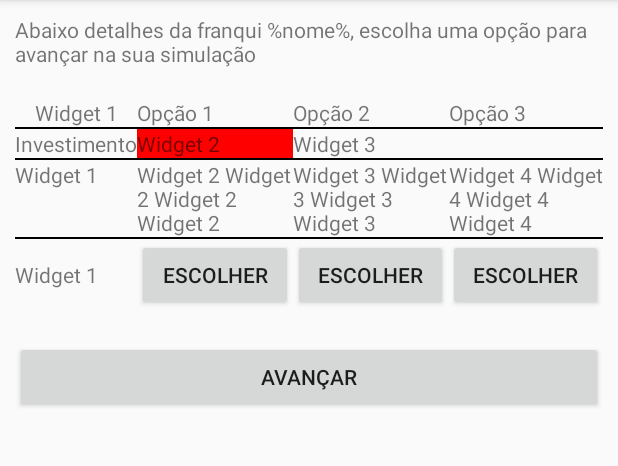
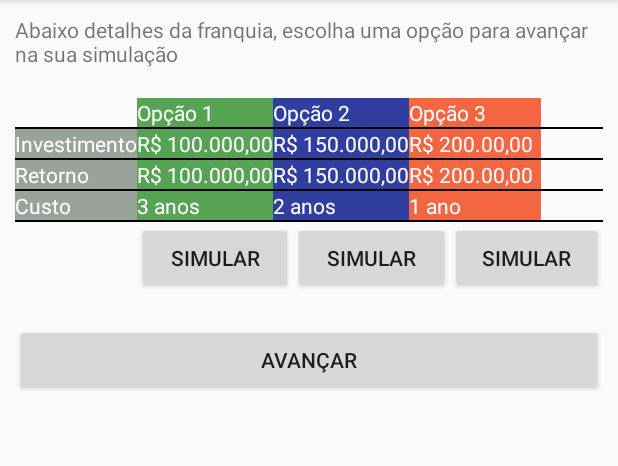
Before and after one commit to tiagods/PlkSimuladorFranquia, an Android app: the FranquiaDetalhesActivity screen opened directly, with no data from a screen before it, on a phone screen of 412 x 824 dp, the part 84-550 px from its top. Run offline under Robolectric (Android 15) with nearby library versions, the phone set to English and light mode, and no system bars; libraries missing offline, so code that uses them is left out: com.beardedhen.androidbootstrap; plain views replace BootstrapButton.

```diff
--- a/app/src/main/AndroidManifest.xml
+++ b/app/src/main/AndroidManifest.xml
@@ -1,6 +1,9 @@
 <?xml version="1.0" encoding="utf-8"?>
 <manifest xmlns:android="http://schemas.android.com/apk/res/android"
     package="com.prolink.tiago.plksimuladorfranquia">
+
+    <uses-permission android:name="android.permission.WRITE_EXTERNAL_STORAGE"/>
+    <uses-permission android:name="android.permission.READ_EXTERNAL_STORAGE"/>
 
     <application
         android:allowBackup="true"
--- a/app/src/main/res/layout/activity_cadastro.xml
+++ b/app/src/main/res/layout/activity_cadastro.xml
@@ -25,7 +25,7 @@
                 android:layout_width="10dp"
                 android:layout_height="wrap_content"
                 android:layout_weight="1"
-                android:text="Complete o cadastro abaixo " />
+                android:text="@string/descricao_cadastro" />
         </LinearLayout>
 
         <LinearLayout
@@ -115,7 +115,7 @@
                 android:layout_width="match_parent"
                 android:layout_height="match_parent"
                 android:layout_weight="1"
-                android:text="Avançar"
+                android:text="@string/button_avancar"
                 app:bootstrapBrand="success"
                 app:bootstrapSize="md"
                 app:buttonMode="regular"
--- a/app/src/main/res/layout/activity_franquia.xml
+++ b/app/src/main/res/layout/activity_franquia.xml
@@ -25,7 +25,7 @@
                 android:layout_width="match_parent"
                 android:layout_height="match_parent"
                 android:layout_weight="1"
-                android:text="Para avançar escolha uma franquia abaixo " />
+                android:text="@string/descricao_franquia" />
         </LinearLayout>
 
         <LinearLayout
@@ -53,8 +53,8 @@
                 android:layout_width="match_parent"
                 android:layout_height="match_parent"
                 android:layout_weight="1"
-                android:text="Não quero escolher uma franquia agora"
-                app:bootstrapBrand="warning"
+                android:text="@string/button_ignorar_franquia"
+                app:bootstrapBrand="danger"
                 app:bootstrapSize="md"
                 app:buttonMode="regular"
                 app:layout_constraintBottom_toBottomOf="parent"
--- a/app/src/main/res/layout/activity_franquiadetalhes.xml
+++ b/app/src/main/res/layout/activity_franquiadetalhes.xml
@@ -10,7 +10,9 @@
     <LinearLayout
         android:layout_width="match_parent"
         android:layout_height="match_parent"
-        android:orientation="vertical">
+        android:orientation="vertical"
+        tools:layout_editor_absoluteX="16dp"
+        tools:layout_editor_absoluteY="0dp">
 
         <LinearLayout
             android:layout_width="match_parent"
@@ -23,7 +25,7 @@
                 android:layout_width="match_parent"
                 android:layout_height="wrap_content"
                 android:layout_weight="1"
-                android:text="Abaixo detalhes da franqui %nome%, escolha uma opção para avançar na sua simulação" />
+                android:text="@string/descricao_detalhes" />
         </LinearLayout>
 
         <LinearLayout
@@ -46,23 +48,28 @@
                     <TextView
                         android:layout_width="wrap_content"
                         android:layout_height="wrap_content"
-                        android:gravity="center"
-                        android:text="Widget 1" />
+                        android:gravity="center" />
+
+                    <TextView
+                        android:layout_width="match_parent"
+                        android:layout_height="wrap_content"
+                        android:background="@color/colorTableGreen"
+                        android:text="Opção 1"
+                        android:textColor="#FFFFFF" />
 
                     <TextView
                         android:layout_width="wrap_content"
                         android:layout_height="wrap_content"
-                        android:text="Opção 1" />
+                        android:background="@color/colorTableBlue"
+                        android:text="Opção 2"
+                        android:textColor="#FFFFFF" />
 
                     <TextView
                         android:layout_width="wrap_content"
                         android:layout_height="wrap_content"
-                        android:text="Opção 2" />
-
-                    <TextView
-                        android:layout_width="wrap_content"
-                        android:layout_height="wrap_content"
-                        android:text="Opção 3" />
+                        android:background="@color/colorTableRed"
+                        android:text="Opção 3"
+                        android:textColor="#FFFFFF" />
                 </TableRow>
 
                 <View
@@ -78,19 +85,71 @@
                     <TextView
                         android:layout_width="wrap_content"
                         android:layout_height="wrap_content"
-                        android:text="Investimento" />
+                        android:background="@color/colorTableGrey"
+                        android:text="Investimento"
+                        android:textColor="#FFFFFF" />
 
                     <TextView
                         android:layout_width="wrap_content"
                         android:layout_height="wrap_content"
                         android:layout_span="1"
-                        android:background="#ff0000"
-                        android:text="Widget 2" />
+                        android:background="@color/colorTableGreen"
+                        android:text="R$ 100.000,00"
+                        android:textColor="#FFFFFF" />
 
                     <TextView
                         android:layout_width="wrap_content"
                         android:layout_height="wrap_content"
-                        android:text="Widget 3" />
+                        android:background="@color/colorTableBlue"
+                        android:text="R$ 150.000,00"
+                        android:textColor="#FFFFFF" />
+
+                    <TextView
+                        android:id="@+id/textView2"
+                        android:layout_width="wrap_content"
+                        android:layout_height="wrap_content"
+                        android:background="@color/colorTableRed"
+                        android:text="R$ 200.00,00"
+                        android:textColor="#FFFFFF" />
+                </TableRow>
+
+                <View
+                    android:layout_width="match_parent"
+                    android:layout_height="1dp"
+                    android:background="#000000" />
+
+                <TableRow
+                    android:layout_width="match_parent"
+                    android:layout_height="wrap_content">
+
+                    <TextView
+                        android:layout_width="wrap_content"
+                        android:layout_height="wrap_content"
+                        android:background="@color/colorTableGrey"
+                        android:text="Retorno"
+                        android:textColor="#FFFFFF" />
+
+                    <TextView
+                        android:layout_width="wrap_content"
+                        android:layout_height="wrap_content"
+                        android:layout_span="1"
+                        android:background="@color/colorTableGreen"
+                        android:text="R$ 100.000,00"
+                        android:textColor="#FFFFFF" />
+
+                    <TextView
+                        android:layout_width="wrap_content"
+                        android:layout_height="match_parent"
+                        android:background="@color/colorTableBlue"
+                        android:text="R$ 150.000,00"
+                        android:textColor="#FFFFFF" />
+
+                    <TextView
+                        android:layout_width="wrap_content"
+                        android:layout_height="wrap_content"
+                        android:background="@color/colorTableRed"
+                        android:text="R$ 200.00,00"
+                        android:textColor="#FFFFFF" />
                 </TableRow>
 
                 <View
@@ -101,30 +160,45 @@
                 <TableRow
                     android:id="@+id/tableRow3"
                     android:layout_width="match_parent"
-                    android:layout_height="wrap_content">
+                    android:layout_height="match_parent">
 
                     <TextView
+                        android:id="@+id/textView3"
                         android:layout_width="wrap_content"
                         android:layout_height="wrap_content"
-                        android:text="Widget 1" />
+                        android:background="@color/colorTableGrey"
+                        android:text="Custo"
+                        android:textColor="#FFFFFF" />
 
                     <TextView
+                        android:id="@+id/textView4"
                         android:layout_width="wrap_content"
                         android:layout_height="wrap_content"
-                        android:text="Widget 2 Widget 2 Widget 2 Widget 2" />
+                        android:layout_span="1"
+                        android:background="@color/colorTableGreen"
+                        android:text="3 anos"
+                        android:textColor="#FFFFFF" />
 
                     <TextView
+                        android:id="@+id/textView5"
                         android:layout_width="wrap_content"
                         android:layout_height="wrap_content"
-                        android:text="Widget 3 Widget 3 Widget 3 Widget 3" />
+                        android:background="@color/colorTableBlue"
+                        android:text="2 anos"
+                        android:textColor="#FFFFFF" />
 
                     <TextView
+                        android:id="@+id/textView6"
                         android:layout_width="wrap_content"
                         android:layout_height="wrap_content"
-                        android:text="Widget 4 Widget 4 Widget 4 Widget 4" />
+                        android:background="@color/colorTableRed"
+                        android:text="1 ano"
+                        android:textColor="#FFFFFF" />
+
                 </TableRow>
 
                 <View
+                    android:id="@+id/view"
                     android:layout_width="match_parent"
                     android:layout_height="1dp"
                     android:background="#000000" />
@@ -136,16 +210,15 @@
 
                     <TextView
                         android:layout_width="wrap_content"
-                        android:layout_height="wrap_content"
-                        android:text="Widget 1" />
+                        android:layout_height="wrap_content" />
 
                     <com.beardedhen.androidbootstrap.BootstrapButton
                         android:id="@+id/button2"
-                        android:layout_width="wrap_content"
+                        android:layout_width="match_parent"
                         android:layout_height="wrap_content"
                         android:layout_weight="1"
                         android:onClick="onClick"
-                        android:text="Escolher"
+                        android:text="@string/button_escolha"
                         app:bootstrapBrand="primary"
                         app:bootstrapSize="md"
                         app:buttonMode="regular"
@@ -161,7 +234,7 @@
                         android:layout_height="wrap_content"
                         android:layout_weight="1"
                         android:onClick="onClick"
-                        android:text="Escolher"
+                        android:text="@string/button_escolha"
                         app:bootstrapBrand="primary"
                         app:bootstrapSize="md"
                         app:buttonMode="regular"
@@ -177,7 +250,7 @@
                         android:layout_height="wrap_content"
                         android:layout_weight="1"
                         android:onClick="onClick"
-                        android:text="Escolher"
+                        android:text="@string/button_escolha"
                         app:bootstrapBrand="primary"
                         app:bootstrapSize="md"
                         app:buttonMode="regular"
@@ -190,6 +263,8 @@
                 </TableRow>
                 <!--<Button android:id="@+id/button1" android:layout_width="match_parent" android:layout_height="wrap_content" android:text="Button"/>-->
             </TableLayout>
+
+
         </LinearLayout>
 
         <LinearLayout
@@ -203,7 +278,7 @@
                 android:layout_width="match_parent"
                 android:layout_height="wrap_content"
                 android:layout_weight="1"
-                android:text="Avançar"
+                android:text="@string/button_avancar"
                 app:bootstrapBrand="success"
                 app:bootstrapSize="md"
                 app:buttonMode="regular"
--- a/app/src/main/res/layout/activity_main.xml
+++ b/app/src/main/res/layout/activity_main.xml
@@ -11,12 +11,12 @@
         android:layout_width="wrap_content"
         android:layout_height="wrap_content"
         android:layout_marginBottom="122dp"
-        android:layout_marginEnd="146dp"
+        android:layout_marginEnd="147dp"
         android:layout_marginStart="146dp"
         android:layout_marginTop="121dp"
         android:layout_weight="1"
-        android:text="Iniciar Simulação"
-        app:bootstrapBrand="primary"
+        android:text="@string/button_iniciar_simulacao"
+        app:bootstrapBrand="warning"
         app:bootstrapSize="xl"
         app:buttonMode="regular"
         app:layout_constraintBottom_toBottomOf="parent"
--- a/app/src/main/res/values/colors.xml
+++ b/app/src/main/res/values/colors.xml
@@ -3,4 +3,10 @@
     <color name="colorPrimary">#3F51B5</color>
     <color name="colorPrimaryDark">#303F9F</color>
     <color name="colorAccent">#FF4081</color>
+
+    <color name="colorTableGrey">#99a399</color>
+    <color name="colorTableRed">#F46542</color>
+    <color name="colorTableGreen">#56a354</color>
+    <color name="colorTableBlue">#303F9F</color>
+
 </resources>
--- /dev/null
+++ b/app/src/main/res/values/db.xml
@@ -0,0 +1,5 @@
+<?xml version="1.0" encoding="utf-8"?>
+<resources>
+    <string name="DATABASE_NAME">prolink</string>
+    <string name="DATABASE_VERSION">1</string>
+</resources>
--- a/app/src/main/res/values/strings.xml
+++ b/app/src/main/res/values/strings.xml
@@ -1,6 +1,26 @@
 <?xml version="1.0" encoding="utf-8"?>
 <resources>
+
     <string name="app_name">Prolink Simulador</string>
+    <string name="button_avancar">Avançar</string>
+    <!-- Menu Inicial-->
+    <string name="descricao_main"></string>
+    <string name="button_iniciar_simulacao">Iniciar Simulação</string>
+
+    <!--Area Cadastral -->
+    <string name="descricao_cadastro">Complete o cadastro abaixo para ter acesso a simulação.</string>
+
+    <!--Area Franquia -->
+    <string name="descricao_franquia">Para avançar escolha uma franquia abaixo.</string>
+    <string name="button_ignorar_franquia">Ignorar, não escolher uma franquia agora</string>
+
+    <!--Area Detalhes da Franquia-->
+    <string name="descricao_detalhes">Abaixo detalhes da franquia, escolha uma opção para avançar na sua simulação</string>
+    <string name="button_escolha">Simular</string>
+
+    <!--Area Fim-->
+    <string name="descricao_fim"></string>
+
     <string-array name="franquias_array">
         <item>Escolha uma franquia</item>
         <item>Franquia 1</item>
@@ -13,4 +33,5 @@
         <item>Franquia 7</item>
         <item>Franquia 8</item>
     </string-array>
+
 </resources>
```
Also changed, not shown: app/src/main/java/com/prolink/tiago/plksimuladorfranquia/activity/CadastroActivity.java (+19 -0 lines), app/src/main/java/com/prolink/tiago/plksimuladorfranquia/helper/ContatoOpenHelper.java (added, +67 -0 lines), app/src/main/java/com/prolink/tiago/plksimuladorfranquia/model/Contato.java (added, +42 -0 lines).
